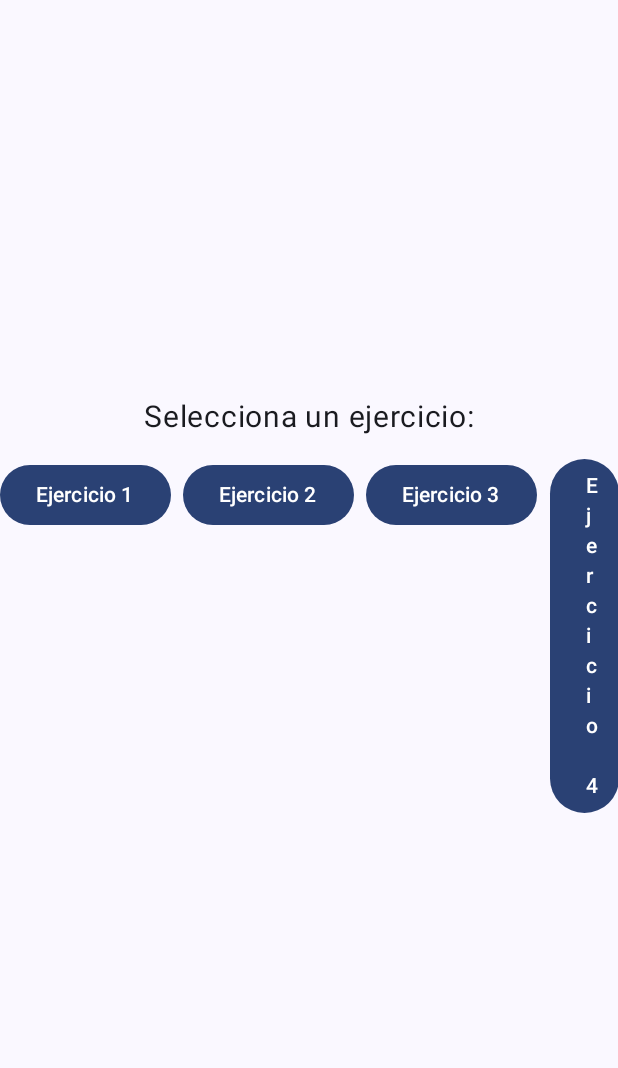
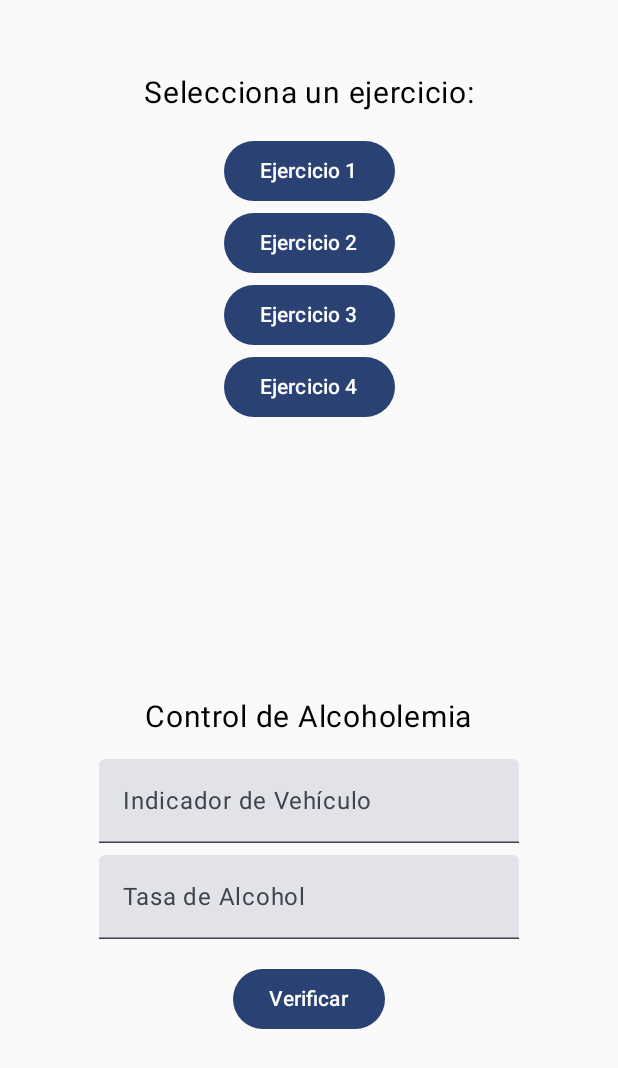
Before and after one commit to ArnoldMacuri/EC01_Macuri_Arnold, an Android app built with Jetpack Compose: the screen it shows after launch (MainActivity), on a phone screen of 412 x 824 dp. Shown: the top 1068 px of the screen. Run offline under Robolectric (Android 15) with nearby library versions, the phone set to English and light mode, and no system bars.

Commit message:
Ejercicio 1 Completado

```diff
--- a/EC1/app/src/main/java/pe/edu/idat/ec1/Ejercicio1.kt
+++ /dev/null
@@ -1 +0,0 @@
-package pe.edu.idat.ec1
--- a/EC1/app/src/main/java/pe/edu/idat/ec1/MainActivity.kt
+++ b/EC1/app/src/main/java/pe/edu/idat/ec1/MainActivity.kt
@@ -21,6 +21,7 @@ import androidx.compose.material3.TextField
 import androidx.compose.runtime.Composable
 import androidx.compose.runtime.mutableStateOf
 import androidx.compose.runtime.remember
+import androidx.compose.runtime.saveable.rememberSaveable
 import androidx.compose.ui.Alignment
 import androidx.compose.ui.Modifier
 import androidx.compose.ui.tooling.preview.Preview
@@ -34,70 +35,8 @@ class MainActivity : ComponentActivity() {
         enableEdgeToEdge()
         setContent {
             EC1Theme {
-                Surface(modifier = Modifier.fillMaxSize(), color = MaterialTheme.colorScheme.background){
                     menuPrincipal()
-                }
-
             }
         }
     }
 }
-@Composable
-fun menuPrincipal(){
-    var seleccionarProblema by remember { mutableStateOf(1)}
-
-    Column(
-        horizontalAlignment = Alignment.CenterHorizontally,
-        verticalArrangement = Arrangement.Center,
-        modifier = Modifier.fillMaxSize()
-        ) {
-            Text(text = "Selecciona un ejercicio:", fontSize = 20.sp)
-            Spacer(modifier = Modifier.height(16.dp))
-            Row {
-                Button(onClick = {seleccionarProblema = 1}) {
-                    Text(text = "Ejercicio 1")
-                }
-                Spacer(modifier = Modifier.width(8.dp))
-                Button(onClick = {seleccionarProblema = 2}) {
-                    Text(text = "Ejercicio 2" )
-                }
-                Spacer(modifier = Modifier.width(8.dp))
-                Button(onClick = {seleccionarProblema = 3}) {
-                    Text(text = "Ejercicio 3" )
-                }
-                Spacer(modifier = Modifier.width(8.dp))
-                Button(onClick = {seleccionarProblema = 4}) {
-                    Text(text = "Ejercicio 4" )
-                }
-            }
-            Spacer(modifier = Modifier.height(16.dp))
-            when (seleccionarProblema){
-
-            }
-    }
-}
-
-@Composable
-fun Ejercicio1(){
-    var indicador by remember { mutableStateOf("") }
-    var tasa by remember { mutableStateOf("") }
-    var resultado by remember { mutableStateOf<String?>(null) }
-
-    val tasasMaxima = mapOf(
-        "C" to 0.3,
-        "A" to 0.3,
-        "T" to 0.5,
-        "M" to 0.3
-    )
-
-    Column(
-        horizontalAlignment = Alignment.CenterHorizontally,
-        verticalArrangement = Arrangement.Center,
-        modifier = Modifier.fillMaxSize()
-    ) {
-        Text(text = "Control de Alcoholemia", fontSize = 20.sp)
-        Spacer(modifier = Modifier.height(16.dp))
-        TextField(value = indicador, onValueChange = {newValue -> indicador = newValue},
-            label = { Text(text = "Indicador de Vehiculo")})
-    }
-}
--- /dev/null
+++ b/EC1/app/src/main/java/pe/edu/idat/ec1/MenuPrincipalScreen.kt
@@ -0,0 +1,115 @@
+package pe.edu.idat.ec1
+
+import androidx.compose.foundation.layout.Arrangement
+import androidx.compose.foundation.layout.Box
+import androidx.compose.foundation.layout.Column
+import androidx.compose.foundation.layout.Row
+import androidx.compose.foundation.layout.Spacer
+import androidx.compose.foundation.layout.fillMaxSize
+import androidx.compose.foundation.layout.height
+import androidx.compose.foundation.layout.padding
+import androidx.compose.foundation.layout.width
+import androidx.compose.material3.Button
+import androidx.compose.material3.Text
+import androidx.compose.material3.TextField
+import androidx.compose.runtime.Composable
+import androidx.compose.runtime.getValue
+import androidx.compose.runtime.mutableStateOf
+import androidx.compose.runtime.remember
+import androidx.compose.runtime.saveable.rememberSaveable
+
+import androidx.compose.runtime.setValue
+import androidx.compose.ui.Alignment
+import androidx.compose.ui.Modifier
+import androidx.compose.ui.unit.dp
+import androidx.compose.ui.unit.sp
+
+@Composable
+fun menuPrincipal(){
+    var seleccionarProblema by rememberSaveable {
+        mutableStateOf(1)
+    }
+
+    Column(
+        horizontalAlignment = Alignment.CenterHorizontally,
+        verticalArrangement = Arrangement.Center,
+        modifier = Modifier.fillMaxSize()
+    ) {
+        Spacer(modifier = Modifier.padding(top = 50.dp))
+        Text(text = "Selecciona un ejercicio:", fontSize = 20.sp)
+        Spacer(modifier = Modifier.height(16.dp))
+        Column {
+            Button(onClick = {seleccionarProblema = 1}) {
+                Text(text = "Ejercicio 1")
+            }
+            Spacer(modifier = Modifier.width(8.dp))
+            Button(onClick = {seleccionarProblema = 2}) {
+                Text(text = "Ejercicio 2" )
+            }
+            Spacer(modifier = Modifier.width(8.dp))
+            Button(onClick = {seleccionarProblema = 3}) {
+                Text(text = "Ejercicio 3" )
+            }
+            Spacer(modifier = Modifier.width(8.dp))
+            Button(onClick = {seleccionarProblema = 4}) {
+                Text(text = "Ejercicio 4" )
+            }
+        }
+        Spacer(modifier = Modifier.padding(bottom = 50.dp))
+        Spacer(modifier = Modifier.height(16.dp))
+        when (seleccionarProblema){
+            1 -> Ejercicio1Screen()
+
+
+        }
+    }
+}
+
+@Composable
+fun Ejercicio1Screen(){
+    var indicador by remember{ mutableStateOf("") }
+    var tasa by remember { mutableStateOf("") }
+    var resultado by remember { mutableStateOf<String?>(null) }
+    val tasasMaxima = mapOf(
+        "C" to 0.3,
+        "A" to 0.3,
+        "T" to 0.5,
+        "M" to 0.3
+    )
+
+    Column(
+        horizontalAlignment = Alignment.CenterHorizontally,
+        verticalArrangement = Arrangement.Center,
+        modifier = Modifier.fillMaxSize()
+    ) {
+        Text("Control de Alcoholemia", fontSize = 20.sp)
+        Spacer(modifier = Modifier.height(16.dp))
+        TextField(
+            value = indicador, onValueChange = {indicador = it},
+            label = { Text("Indicador de Vehículo") })
+        Spacer(modifier = Modifier.height(8.dp))
+        TextField(
+            value = tasa, onValueChange = { tasa = it },
+            label = { Text("Tasa de Alcohol") })
+        Spacer(modifier = Modifier.height(16.dp))
+        Button(onClick = {
+            val tasaAlcohol = tasa.toDoubleOrNull()
+            val tasaMaxima = tasasMaxima[indicador.uppercase()]
+            resultado = if (tasaAlcohol !=null && tasaMaxima != null){
+                if (tasaAlcohol > tasaMaxima){
+                    "Positivo en el control de alcohomelia"
+                }else{
+                    "Negativo en el control de alcohomelia"
+                }
+            }else{
+                "Lo ingresado esta incorrecto"
+            }
+        }) {
+            Text(text = "Verificar")
+        }
+        Spacer(modifier = Modifier.height(16.dp))
+        resultado?.let {
+            Text(text = "Resultado: $it")
+        }
+    }
+}
```
Also changed, not shown: EC1/app/src/main/java/pe/edu/idat/ec1/Ejercicio2.kt (deleted, +0 -23 lines), EC1/app/src/main/java/pe/edu/idat/ec1/Ejercicio3.kt (deleted, +0 -21 lines), EC1/app/src/main/java/pe/edu/idat/ec1/Ejercicio4.kt (deleted, +0 -17 lines).
